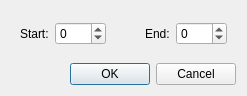
This is shift_dialog.ui in hermit-crab/ffcutter as Qt 5 draws it before an edit. The edited form follows.
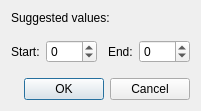
This is the edited form.

Commit message: add frame shift suggestion

Diff of the .ui file:
```diff
--- a/shift_dialog.ui
+++ b/shift_dialog.ui
@@ -9,17 +9,54 @@
    <rect>
     <x>0</x>
     <y>0</y>
-    <width>247</width>
-    <height>96</height>
+    <width>240</width>
+    <height>117</height>
    </rect>
   </property>
   <property name="windowTitle">
    <string>Global Frame Shift</string>
   </property>
+  <property name="sizeGripEnabled">
+   <bool>false</bool>
+  </property>
+  <property name="modal">
+   <bool>true</bool>
+  </property>
   <layout class="QVBoxLayout" name="verticalLayout">
+   <property name="sizeConstraint">
+    <enum>QLayout::SetFixedSize</enum>
+   </property>
+   <item>
+    <widget class="QLabel" name="suggestion">
+     <property name="enabled">
+      <bool>true</bool>
+     </property>
+     <property name="text">
+      <string>Suggested values:</string>
+     </property>
+     <property name="alignment">
+      <set>Qt::AlignLeading|Qt::AlignLeft|Qt::AlignVCenter</set>
+     </property>
+    </widget>
+   </item>
    <item>
     <widget class="QWidget" name="widget" native="true">
      <layout class="QHBoxLayout" name="horizontalLayout">
+      <property name="spacing">
+       <number>6</number>
+      </property>
+      <property name="leftMargin">
+       <number>0</number>
+      </property>
+      <property name="topMargin">
+       <number>9</number>
+      </property>
+      <property name="rightMargin">
+       <number>0</number>
+      </property>
+      <property name="bottomMargin">
+       <number>9</number>
+      </property>
       <item>
        <widget class="QLabel" name="label">
         <property name="text">
@@ -44,7 +81,7 @@
         </property>
         <property name="sizeHint" stdset="0">
          <size>
-          <width>40</width>
+          <width>5</width>
           <height>20</height>
          </size>
         </property>
```
Left out of the diff: 14 changed lines with no effect on the pictures. The commit also changes 2 other files.
